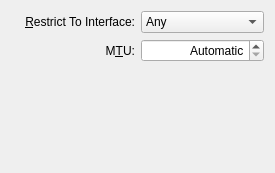
Qt form libs/ui/wired.ui (netrunner-debian-kde-extras/networkmanagement) before a commit.
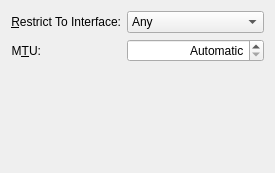
The same form after that commit. Custom widgets are drawn as their Qt base class.

Diff of the .ui file:
```diff
--- a/libs/ui/wired.ui
+++ b/libs/ui/wired.ui
@@ -13,10 +13,11 @@
   <property name="windowTitle">
    <string>Ethernet</string>
   </property>
-  <layout class="QVBoxLayout" name="verticalLayout">
-   <item>
-    <layout class="QGridLayout" name="gridLayout">
-     <item row="1" column="0">
+  <layout class="QFormLayout" name="formLayout">
+   <property name="fieldGrowthPolicy">
+    <enum>QFormLayout::AllNonFixedFieldsGrow</enum>
+   </property>
+   <item row="0" column="0">
       <widget class="QLabel" name="label">
        <property name="toolTip">
         <string>Example: 11:22:33:44:55:66</string>
@@ -32,7 +33,16 @@
        </property>
       </widget>
      </item>
-     <item row="2" column="0">
+   <item row="0" column="1">
+    <widget class="KComboBox" name="cmbMacAddress">
+     <item>
+      <property name="text">
+       <string>Any</string>
+      </property>
+     </item>
+    </widget>
+   </item>
+   <item row="1" column="0">
       <widget class="QLabel" name="label_2">
        <property name="toolTip">
         <string>Maximum Transfer Unit (bytes)</string>
@@ -48,7 +58,7 @@
        </property>
       </widget>
      </item>
-     <item row="2" column="1">
+   <item row="1" column="1">
       <widget class="KIntSpinBox" name="mtu">
        <property name="toolTip">
         <string>Maximum Transmission Unit</string>
@@ -72,30 +82,6 @@
         <number>0</number>
        </property>
       </widget>
-     </item>
-     <item row="1" column="1">
-      <widget class="KComboBox" name="cmbMacAddress">
-       <item>
-        <property name="text">
-         <string>Any</string>
-        </property>
-       </item>
-      </widget>
-     </item>
-    </layout>
-   </item>
-   <item>
-    <spacer name="verticalSpacer">
-     <property name="orientation">
-      <enum>Qt::Vertical</enum>
-     </property>
-     <property name="sizeHint" stdset="0">
-      <size>
-       <width>20</width>
-       <height>91</height>
-      </size>
-     </property>
-    </spacer>
    </item>
   </layout>
  </widget>
```
Lines whose indentation alone changed are shown as unchanged.
